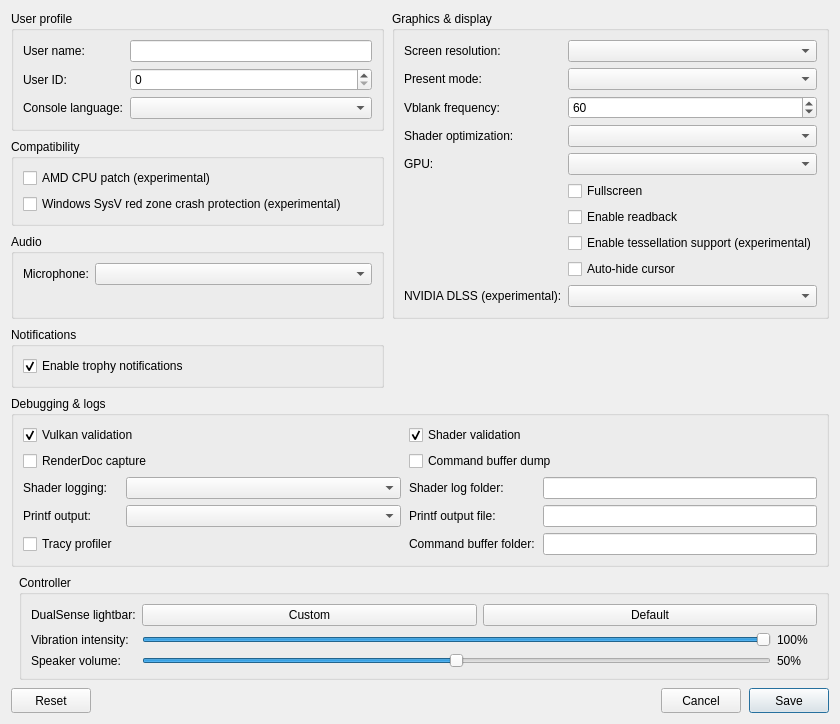
Above: src/launcher/forms/configuration_edit_dialog.ui from KytyPS5/KytyPS5 before the change. Below: the same form after it.
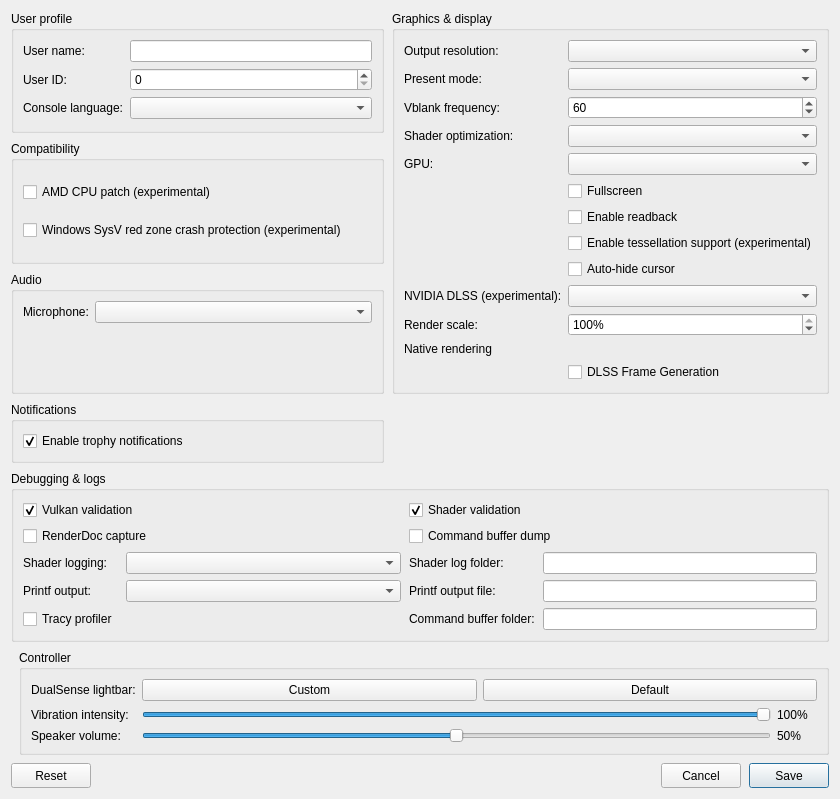
That is the form after the change. Custom widgets are drawn as their Qt base class.

Commit message: feat(launcher): expose output resolution render scale and frame generation

```diff
--- a/src/launcher/forms/configuration_edit_dialog.ui
+++ b/src/launcher/forms/configuration_edit_dialog.ui
@@ -104,7 +104,7 @@
         </property>
         <item row="0" column="0">
          <widget class="QLabel" name="label_screen_resolution">
-          <property name="text"><string>Screen resolution:</string></property>
+          <property name="text"><string>Output resolution:</string></property>
          </widget>
         </item>
         <item row="0" column="1">
@@ -180,7 +180,34 @@
         </item>
         <item row="9" column="1">
          <widget class="QComboBox" name="comboBox_dlss">
-          <property name="toolTip"><string>Experimental DLSS Super Resolution / DLAA for the emulator's final frame. Requires a supported NVIDIA RTX GPU. Processes the game image and its HUD; artifacts are possible. Adds GPU work without reducing the game's rendering cost.</string></property>
+          <property name="toolTip"><string>Reconstruct the rendered image to the output resolution. Requires a supported NVIDIA RTX GPU. Includes the game's HUD; artifacts are possible.</string></property>
+         </widget>
+        </item>
+        <item row="10" column="0">
+         <widget class="QLabel" name="label_render_scale">
+          <property name="text"><string>Render scale:</string></property>
+         </widget>
+        </item>
+        <item row="10" column="1">
+         <widget class="QSpinBox" name="spinBox_render_scale">
+          <property name="toolTip"><string>Rasterize supported game passes at this percentage of their native dimensions, then reconstruct to the output resolution. Lower values reduce detail and can reduce GPU rendering cost.</string></property>
+          <property name="suffix"><string>%</string></property>
+          <property name="minimum"><number>25</number></property>
+          <property name="maximum"><number>100</number></property>
+          <property name="singleStep"><number>5</number></property>
+          <property name="value"><number>100</number></property>
+         </widget>
+        </item>
+        <item row="11" column="0" colspan="2">
+         <widget class="QLabel" name="label_upscale_summary">
+          <property name="wordWrap"><bool>true</bool></property>
+          <property name="text"><string>Native rendering</string></property>
+         </widget>
+        </item>
+        <item row="12" column="1">
+         <widget class="QCheckBox" name="checkBox_dlss_frame_generation">
+          <property name="text"><string>DLSS Frame Generation</string></property>
+          <property name="toolTip"><string>Generate intermediate display frames. Requires supported NVIDIA RTX hardware and the Frame Generation runtime, with Vulkan validation off. Does not increase game simulation FPS.</string></property>
          </widget>
         </item>
         <item row="8" column="1">
```
Left out of the diff: 2 changed lines with no effect on the pictures. The commit also changes 7 other files.
